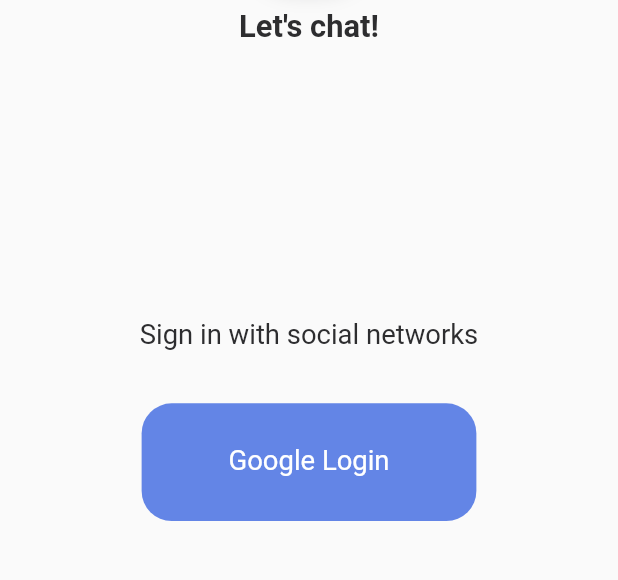
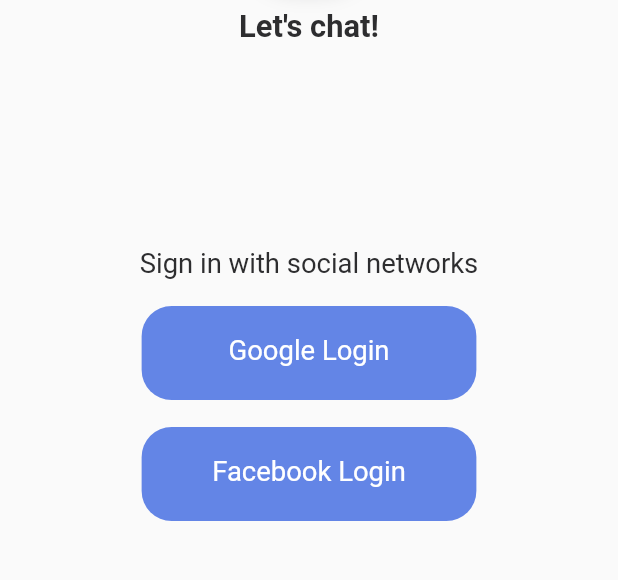
Before and after one commit to MelissaMashiro/firebase_chat_app, a Flutter app: the SignInPage screen opened by its route, after a tap on "Google Login", on a phone screen of 412 x 824 dp, the part 295-875 px from its top. Run offline on Flutter 3.47's test engine with Material 2 defaults, Android fonts, the phone set to English and light mode, and no system bars; our stand-ins replace cached_network_image, cloud_firestore, cookie_jar, dio, dio_cookie_manager, dots_indicator and 15 more; missing offline and left inert: flutter_facebook_auth; accounts and stored records are empty; statements that could not run were skipped.

Commit message:
android done..

```diff
--- a/lib/common/entities/user.dart
+++ b/lib/common/entities/user.dart
@@ -20,9 +20,9 @@ class UserData {
   });
 
   factory UserData.fromFirestore(
-      DocumentSnapshot<Map<String, dynamic>> snapshot,
-      SnapshotOptions? options,
-      ) {
+    DocumentSnapshot<Map<String, dynamic>> snapshot,
+    SnapshotOptions? options,
+  ) {
     final data = snapshot.data();
     return UserData(
       id: data?['id'],
@@ -54,12 +54,14 @@ class UserLoginResponseEntity {
   String? displayName;
   String? email;
   String? photoUrl;
+  String? type;
 
   UserLoginResponseEntity({
     this.accessToken,
     this.displayName,
     this.email,
     this.photoUrl,
+    this.type,
   });
 
   factory UserLoginResponseEntity.fromJson(Map<String, dynamic> json) =>
@@ -68,6 +70,7 @@ class UserLoginResponseEntity {
         displayName: json["display_name"],
         email: json["email"],
         photoUrl: json["photoUrl"],
+        type: json["type"].toString(),
       );
 
   Map<String, dynamic> toJson() => {
@@ -75,6 +78,7 @@ class UserLoginResponseEntity {
         "display_name": displayName,
         "email": email,
         "photoUrl": photoUrl,
+        "type": type,
       };
 }
 
@@ -84,7 +88,6 @@ class MeListItem {
   String? explain;
   String? route;
 
-
   MeListItem({
     this.name,
     this.icon,
@@ -92,8 +95,7 @@ class MeListItem {
     this.route,
   });
 
-  factory MeListItem.fromJson(Map<String, dynamic> json) =>
-      MeListItem(
+  factory MeListItem.fromJson(Map<String, dynamic> json) => MeListItem(
         name: json["name"],
         icon: json["icon"],
         explain: json["explain"],
--- a/lib/common/store/user.dart
+++ b/lib/common/store/user.dart
@@ -41,21 +41,27 @@ class UserStore extends GetxController {
     // var result = await UserAPI.profile();
     // _profile(result);
     // _isLogin.value = true;
-   return StorageService.to.getString(STORAGE_USER_PROFILE_KEY);
+    return StorageService.to.getString(STORAGE_USER_PROFILE_KEY);
   }
 
   // 保存 profile
   Future<void> saveProfile(UserLoginResponseEntity profile) async {
     _isLogin.value = true;
     StorageService.to.setString(STORAGE_USER_PROFILE_KEY, jsonEncode(profile));
+    StorageService.to.setString(STORAGE_USER_TYPE, jsonEncode(profile.type));
     setToken(profile.accessToken!);
+  }
+
+  Future<String> getUserType() async {
+    return StorageService.to.getString(STORAGE_USER_TYPE);
   }
 
   // 注销
   Future<void> onLogout() async {
-   // if (_isLogin.value) await UserAPI.logout();
+    // if (_isLogin.value) await UserAPI.logout();
     await StorageService.to.remove(STORAGE_USER_TOKEN_KEY);
     await StorageService.to.remove(STORAGE_USER_PROFILE_KEY);
+    await StorageService.to.remove(STORAGE_USER_TYPE);
     _isLogin.value = false;
     token = '';
   }
--- a/lib/common/values/storage.dart
+++ b/lib/common/values/storage.dart
@@ -1,5 +1,7 @@
 /// 用户 - 配置信息
 const String STORAGE_USER_PROFILE_KEY = 'user_profile';
+
+const String STORAGE_USER_TYPE = 'user_type';
 
 /// 用户 - 配置信息
 const String STORAGE_USER_TOKEN_KEY = 'user_token';
--- a/lib/pages/profile/controller.dart
+++ b/lib/pages/profile/controller.dart
@@ -3,6 +3,8 @@ import 'dart:convert';
 import 'package:firebase_chat_app/common/entities/entities.dart';
 import 'package:firebase_chat_app/common/routes/names.dart';
 import 'package:firebase_chat_app/common/store/store.dart';
+import 'package:firebase_chat_app/pages/sign_in/controller.dart';
+import 'package:flutter_facebook_auth/flutter_facebook_auth.dart';
 
 import 'index.dart ';
 import 'package:get/get.dart';
@@ -12,16 +14,18 @@ class ProfileController extends GetxController {
   final state = ProfileState();
   ProfileController();
 
+/*
   final GoogleSignIn _googleSiginIn = GoogleSignIn(scopes: <String>[
     'email',
     'https://www.googleapis.com/auth/contacts.readonly',
   ]);
+  */
 
   asyncLoasAllData() async {
     //getting user profile from localstorage
     String profile = await UserStore.to.getProfile();
 
-    if (!profile.isEmpty) {
+    if (profile.isNotEmpty) {
       UserLoginResponseEntity userData =
           UserLoginResponseEntity.fromJson(jsonDecode(profile));
       state.head_detail.value = userData;
@@ -29,8 +33,13 @@ class ProfileController extends GetxController {
   }
 
   Future<void> onLogout() async {
+    if (await UserStore.to.getUserType() == "google") {
+      await SignInController.to.signOut();
+    } else {
+      await FacebookAuth.instance.logOut();
+    }
+
     UserStore.to.onLogout();
-    await _googleSiginIn.signOut();
     Get.offAndToNamed(AppRoutes.SIGN_IN);
   }
 
--- a/lib/pages/profile/widgets/head_item.dart
+++ b/lib/pages/profile/widgets/head_item.dart
@@ -67,7 +67,7 @@ Widget HeadItem(UserLoginResponseEntity item) {
                     ),
                     alignment: Alignment.centerLeft,
                     width: 190.w,
-                    height: 54.w,
+                    height: 60.w,
                     child: Column(
                       crossAxisAlignment: CrossAxisAlignment.start,
                       children: [
--- a/lib/pages/sign_in/controller.dart
+++ b/lib/pages/sign_in/controller.dart
@@ -2,20 +2,41 @@ import 'package:firebase_chat_app/common/entities/entities.dart';
 import 'package:firebase_chat_app/common/routes/routes.dart';
 import 'package:firebase_chat_app/common/store/store.dart';
 import 'package:firebase_chat_app/common/widgets/toast.dart';
+import 'package:flutter_facebook_auth/flutter_facebook_auth.dart';
 import 'package:get/get.dart';
 import 'package:google_sign_in/google_sign_in.dart';
 import 'package:firebase_auth/firebase_auth.dart';
 import 'package:cloud_firestore/cloud_firestore.dart';
 import 'index.dart ';
 
-GoogleSignIn _googleSignIn = GoogleSignIn(scopes: <String>["email"]);
+class SignInController extends GetxController {
+  static SignInController get to => Get.find();
 
-class SignInController extends GetxController {
+  final GoogleSignIn _googleSignIn = GoogleSignIn(
+    scopes: <String>[
+      'openid',
+    ],
+  );
+
   final state = SignInState();
   SignInController();
+
   final db = FirebaseFirestore.instance;
-  Future<void> handleSignIn() async {
+
+  Future<UserCredential> signInWithFacebook() async {
+    final LoginResult loginResult = await FacebookAuth.instance.login();
+    OAuthCredential facebookAuthCredential =
+        FacebookAuthProvider.credential(loginResult.accessToken!.token);
+
+    return FirebaseAuth.instance.signInWithCredential(facebookAuthCredential);
+  }
+
+//si ingresas con google, creara tu usuario en firebase con esa data de google,
+//si entras con facebook igual pero con la data de facebook
+//Si tu cuenta de facebook y google usan el mismo email, solo te dejara logear con una de esas dos cuentas(la rpimera q uses)
+  Future<void> handleSignIn(String type) async {
     try {
+      if (type == 'google') {
         var user = await _googleSignIn.signIn();
         if (user != null) {
           final gAuthentication = await user.authentication;
@@ -36,6 +57,7 @@ class SignInController extends GetxController {
           userProfile.accessToken = id;
           userProfile.displayName = displayName;
           userProfile.photoUrl = photoUrl;
+          userProfile.type = "google";
 
           UserStore.to.saveProfile(userProfile);
           var userbase = await db
@@ -72,6 +94,58 @@ class SignInController extends GetxController {
                   "login success"); //un plugin instalado para mostrar esots mensajes
           Get.offAndToNamed(AppRoutes.Application);
         }
+      } else {
+        var auth = await signInWithFacebook();
+        if (auth.user != null) {
+          final user = auth.user;
+
+          String? displayName = user?.displayName;
+          String? email = user?.email;
+          String? id = user?.uid; //en facebook este id se llama  uid
+          String? photoUrl = user?.photoURL ?? "";
+          UserLoginResponseEntity userProfile = UserLoginResponseEntity();
+          userProfile.email = email;
+          userProfile.accessToken = id;
+          userProfile.displayName = displayName;
+          userProfile.photoUrl = photoUrl;
+          userProfile.type = "facebook";
+
+          UserStore.to.saveProfile(userProfile);
+          var userbase = await db
+              .collection("users")
+              .withConverter(
+                fromFirestore: UserData.fromFirestore,
+                toFirestore: (UserData userdata, option) =>
+                    userdata.toFirestore(),
+              )
+              .where("id", isEqualTo: id)
+              .get();
+
+          if (userbase.docs.isEmpty) {
+            final data = UserData(
+              id: id,
+              name: displayName,
+              photourl: photoUrl,
+              location: "",
+              fcmtoken: "",
+              addtime: Timestamp.now(),
+            );
+            //saving new data inuser found
+            await db
+                .collection("users")
+                .withConverter(
+                  fromFirestore: UserData.fromFirestore,
+                  toFirestore: (UserData userdata, option) =>
+                      userdata.toFirestore(),
+                )
+                .add(data);
+          }
+          toastInfo(
+              msg:
+                  "login success"); //un plugin instalado para mostrar esots mensajes
+          Get.offAndToNamed(AppRoutes.Application);
+        }
+      }
     } catch (e) {
       toastInfo(msg: "login error");
 
@@ -90,4 +164,8 @@ class SignInController extends GetxController {
       }
     });
   }
+
+  Future<void> signOut() async {
+    await _googleSignIn.signOut();
   }
+}
--- a/lib/pages/sign_in/view.dart
+++ b/lib/pages/sign_in/view.dart
@@ -1,7 +1,7 @@
- import 'package:firebase_chat_app/common/values/values.dart';
+import 'package:firebase_chat_app/common/values/values.dart';
 import 'package:firebase_chat_app/common/widgets/button.dart';
 import 'package:firebase_chat_app/pages/sign_in/index.dart';
- import 'package:flutter/material.dart';
+import 'package:flutter/material.dart';
 import 'package:get/get.dart';
 import 'package:flutter_screenutil/flutter_screenutil.dart';
 
@@ -85,16 +85,31 @@ class SignInPage extends GetView<SignInController> {
           ),
           Padding(
             padding: EdgeInsets.only(
-              top: 30.h,
+              top: 15.h,
               left: 50.w,
               right: 50.w,
             ),
             child: btnFlatButtonWidget(
               onPressed: () {
-                controller.handleSignIn();
+                controller.handleSignIn("google");
               },
-              height: 55.h,
+              height: 44.h,
               title: "Google Login",
+              width: 200.w,
+            ),
+          ),
+          Padding(
+            padding: EdgeInsets.only(
+              top: 15.h,
+              left: 50.w,
+              right: 50.w,
+            ),
+            child: btnFlatButtonWidget(
+              onPressed: () {
+                controller.handleSignIn("facebook");
+              },
+              height: 44.h,
+              title: "Facebook Login",
               width: 200.w,
             ),
           ),
--- a/pubspec.yaml
+++ b/pubspec.yaml
@@ -36,6 +36,7 @@ dependencies:
   # The following adds the Cupertino Icons font to your application.
   # Use with the CupertinoIcons class for iOS style icons.
   cupertino_icons: ^1.0.2
+  flutter_facebook_auth: ^5.0.7
 
 dev_dependencies:
   flutter_test:
```
Also changed, not shown: pubspec.lock, 8 other files. Lines whose indentation alone changed are shown as unchanged.
